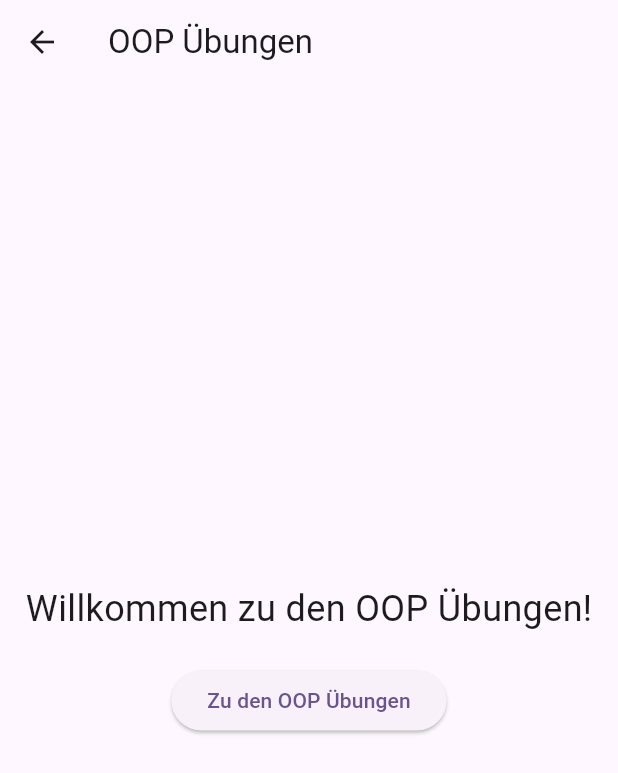
After one commit to FelixHeinze/oop_komplett, a Flutter app: the LandingPage screen opened directly, after a tap on "Zu den OOP Übungen", on a phone screen of 412 x 824 dp. The commit adds this screen. Shown: the top 773 px of the screen. Run offline on Flutter 3.47's test engine with Material 3 defaults, Android fonts, the phone set to English and light mode, and no system bars; our stand-ins replace flutter_riverpod, riverpod.

Commit message:
landing page für umbau des menüs und spätere implementierung des dark/lightmode

```diff
--- a/lib/models/todo_app_state.dart
+++ b/lib/models/todo_app_state.dart
@@ -21,6 +21,8 @@ class TodoAppState {
     );
   }
 
+
+
   Map<String, dynamic> toJson() {
     return {
       'todos': todos.map((todo) => todo.toJson()).toList(),
--- /dev/null
+++ b/lib/pages/landingPage.dart
@@ -0,0 +1,34 @@
+// landing page/home page für die app
+import 'package:flutter/material.dart';
+
+// einfache erklärung was hier passiert in der app
+// mit möglichkeit für darkmode einstellungen und navigation zu den oop seiten
+ class LandingPage extends StatelessWidget {
+  const LandingPage({super.key});
+
+  @override
+  Widget build(BuildContext context) {
+    return Scaffold(
+      appBar: AppBar(
+        title: const Text('OOP Übungen'),
+      ),
+      body: Center(
+        child: Column(
+          mainAxisAlignment: MainAxisAlignment.center,
+          children: [
+            const Text(
+              'Willkommen zu den OOP Übungen!',
+              style: TextStyle(fontSize: 24),
+            ),
+            const SizedBox(height: 20),
+            ElevatedButton(
+              onPressed: () {
+                Navigator.pushNamed(context, '/oop1');
+              },
+              child: const Text('Zu den OOP Übungen'),
+            ),
+          ],
+        ),
+      ),
+    );
+  } }
--- a/lib/pages/todo_to_json_page.dart
+++ b/lib/pages/todo_to_json_page.dart
@@ -26,6 +26,7 @@ class TodoToJsonPage extends ConsumerWidget {
             icon: const Icon(Icons.save),
             onPressed: () {
               // hier könnte man die todos in eine json datei speichern
+              //testweise konsolenausgabe der datei
               final json = todos.map((todo) => todo.toJson()).toList();
               print(json);
             },
```
